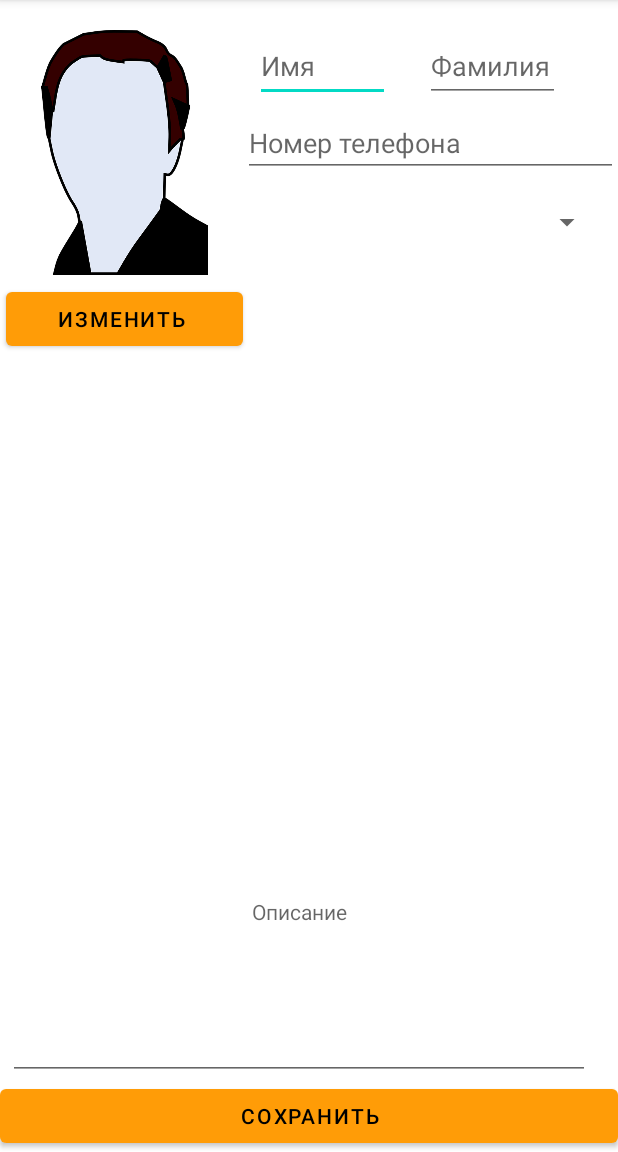
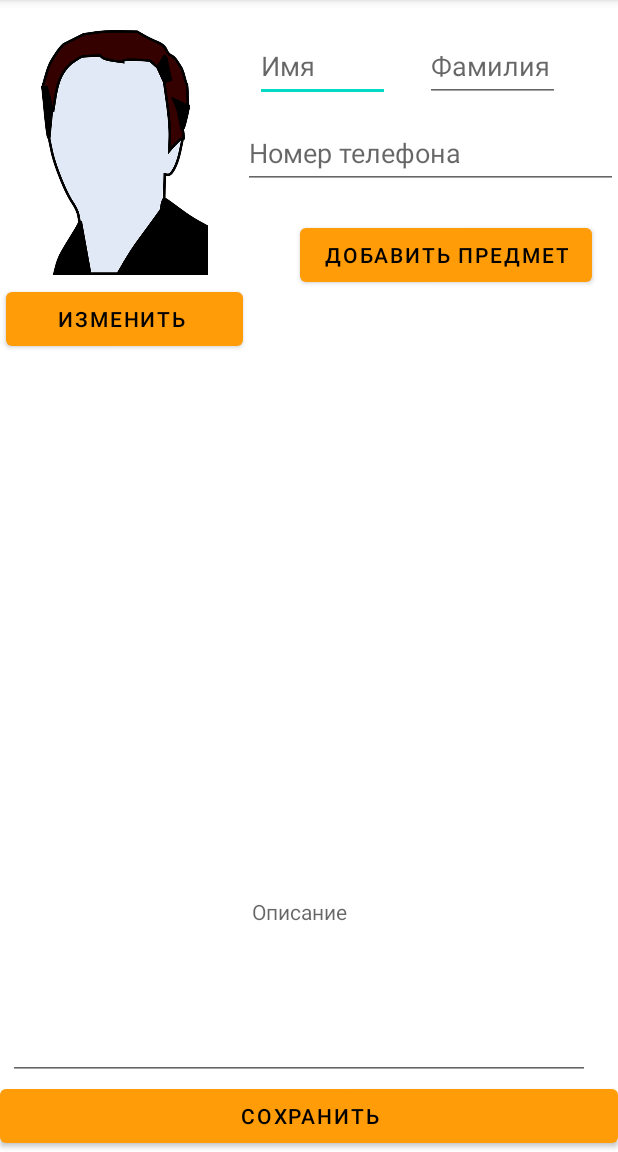
Before and after one commit to ampeo1/Tutors_, an Android app: the ProfileEditorActivity screen opened directly, with no data from a screen before it, on a phone screen of 412 x 824 dp, the part 84-1236 px from its top. Run offline under Robolectric (Android 15) with nearby library versions, the phone set to English and light mode, and no system bars; our stand-ins replace Firebase (no records; nobody signed in at launch, a user with empty details on screens opened directly), Picasso; libraries missing offline, so code that uses them is left out: com.firebase.ui.

Commit message:
add feature

```diff
--- /dev/null
+++ b/app/src/main/java/com/example/tutors/Dialog/SubjectsDialog.java
@@ -0,0 +1,6 @@
+package com.example.tutors.Dialog;
+
+import androidx.appcompat.app.AppCompatDialogFragment;
+
+public class SubjectsDialog extends AppCompatDialogFragment {
+}
--- a/app/src/main/java/com/example/tutors/Models/Tutor.java
+++ b/app/src/main/java/com/example/tutors/Models/Tutor.java
@@ -5,6 +5,7 @@ import com.firebase.ui.auth.data.model.PhoneNumber;
 import com.google.firebase.database.IgnoreExtraProperties;
 
 import java.io.Serializable;
+import java.util.ArrayList;
 import java.util.List;
 
 @IgnoreExtraProperties
@@ -32,6 +33,10 @@ public class Tutor extends AbstractUser {
 
     public List<ItemsTypes> getItems()
     {
+        if (this.items == null) {
+            this.items = new ArrayList<ItemsTypes>();
+        }
+
         return this.items;
     }
 
--- a/app/src/main/res/layout/activity_profile_editor.xml
+++ b/app/src/main/res/layout/activity_profile_editor.xml
@@ -59,7 +59,7 @@
     <EditText
         android:id="@+id/etPhoneNumberInEditPage"
         android:layout_width="0dp"
-        android:layout_height="40dp"
+        android:layout_height="48dp"
         android:layout_marginTop="10dp"
         android:hint="@string/phoneNumber"
         android:importantForAutofill="no"
@@ -88,14 +88,24 @@
         app:layout_constraintStart_toStartOf="parent"
         app:layout_constraintTop_toBottomOf="@+id/iwAvatarInEditPage" />
 
-    <Spinner
-        android:id="@+id/typeUserSpinner"
+    <ListView
+        android:id="@+id/subjectsListView"
         android:layout_width="0dp"
-        android:layout_height="40dp"
-        android:layout_marginStart="10dp"
+        android:layout_height="0dp"
         android:layout_marginTop="10dp"
-        android:layout_marginEnd="10dp"
+        app:layout_constraintBottom_toTopOf="@+id/etDescriptionInEditPage"
         app:layout_constraintEnd_toEndOf="parent"
+        app:layout_constraintStart_toStartOf="parent"
+        app:layout_constraintTop_toBottomOf="@+id/btnChangeAvatar" />
+
+    <Button
+        android:id="@+id/addSubject"
+        android:layout_width="wrap_content"
+        android:layout_height="wrap_content"
+        android:layout_marginTop="20dp"
+        android:text="Добавить предмет"
+        app:layout_constraintEnd_toEndOf="parent"
+        app:layout_constraintHorizontal_bias="0.692"
         app:layout_constraintStart_toEndOf="@+id/iwAvatarInEditPage"
         app:layout_constraintTop_toBottomOf="@+id/etPhoneNumberInEditPage" />
 
```
Also changed, not shown: app/src/main/java/com/example/tutors/Activity/ProfileEditorActivity.java (+37 -50 lines), app/src/main/java/com/example/tutors/Adapters/SubjectsAdapter.java (added, +58 -0 lines), app/src/main/java/com/example/tutors/Models/ItemsTypes.java (+14 -5 lines), app/src/main/java/com/example/tutors/ViewModels/ProfileEditorViewModel.java (+25 -0 lines), app/src/main/res/layout/subject_item.xml (added, +27 -0 lines).
